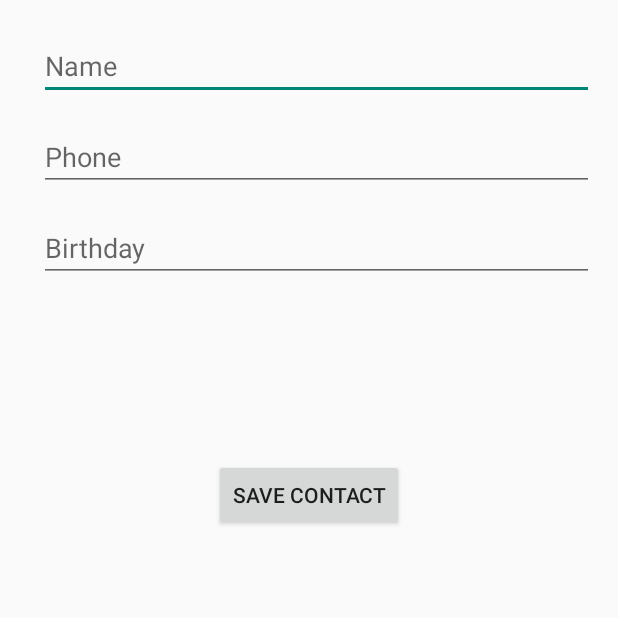
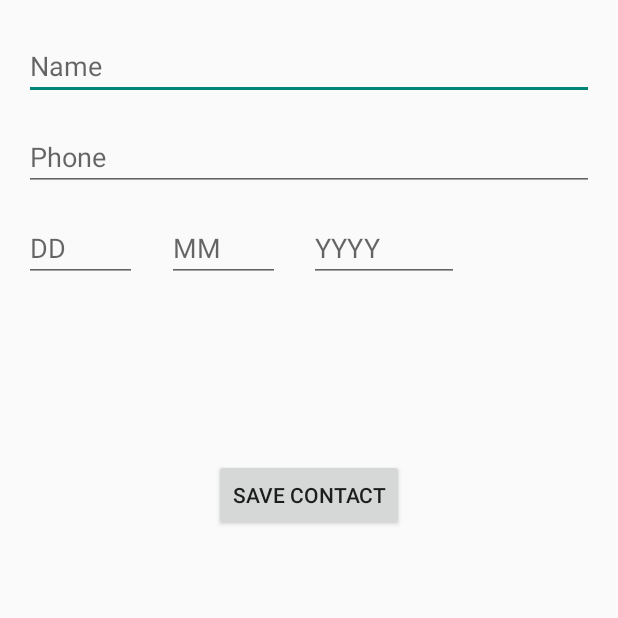
Before and after one commit to s198520/Mappe2, an Android app: the DisplayContact screen opened directly, with no data from a screen before it, on a phone screen of 412 x 824 dp, the top half of it. Run offline under Robolectric (Android 15) with nearby library versions, the phone set to English and light mode, and no system bars; 1 statement that could not run was skipped.

```diff
--- a/app/src/main/res/layout/activity_display_contact.xml
+++ b/app/src/main/res/layout/activity_display_contact.xml
@@ -17,13 +17,12 @@
             android:id="@+id/editTextName"
             android:layout_width="fill_parent"
             android:layout_height="wrap_content"
-            android:layout_alignParentLeft="true"
             android:layout_marginTop="5dp"
-            android:layout_marginLeft="10dp"
             android:layout_marginBottom="15dp"
             android:ems="10"
             android:inputType="text"
             android:hint="@string/name">
+            <requestFocus/>
         </EditText>
         <Button
             android:id="@+id/button1"
@@ -34,7 +33,7 @@
             android:layout_centerHorizontal="true"
             android:onClick="run"
             android:text="@string/save" />
-        <EditText
+        <!--<EditText
             android:id="@+id/editTextBirthday"
             android:layout_width="fill_parent"
             android:layout_height="wrap_content"
@@ -44,17 +43,36 @@
             android:ems="10"
             android:inputType="text"
             android:hint="@string/birthday">
-        </EditText>
-
+        </EditText>-->
         <EditText
             android:id="@+id/editTextPhone"
             android:layout_width="fill_parent"
             android:layout_height="wrap_content"
-            android:layout_alignLeft="@+id/editTextBirthday"
             android:layout_below="@+id/editTextName"
             android:layout_marginBottom="15dp"
             android:ems="10"
             android:inputType="phone|text"
             android:hint="@string/phone"/>
+
+        <EditText
+            android:id="@+id/editTextDay"
+            android:layout_width="75dp"
+            android:layout_height="wrap_content"
+            android:layout_below="@id/editTextPhone"
+            android:hint="DD"/>
+        <EditText
+            android:id="@+id/editTextMonth"
+            android:layout_width="75dp"
+            android:layout_height="wrap_content"
+            android:layout_below="@id/editTextPhone"
+            android:layout_marginLeft="95dp"
+            android:hint="MM"/>
+        <EditText
+            android:id="@+id/editTextYear"
+            android:layout_width="100dp"
+            android:layout_height="wrap_content"
+            android:layout_below="@id/editTextPhone"
+            android:layout_marginLeft="190dp"
+            android:hint="YYYY"/>
     </RelativeLayout>
 </ScrollView>
```
